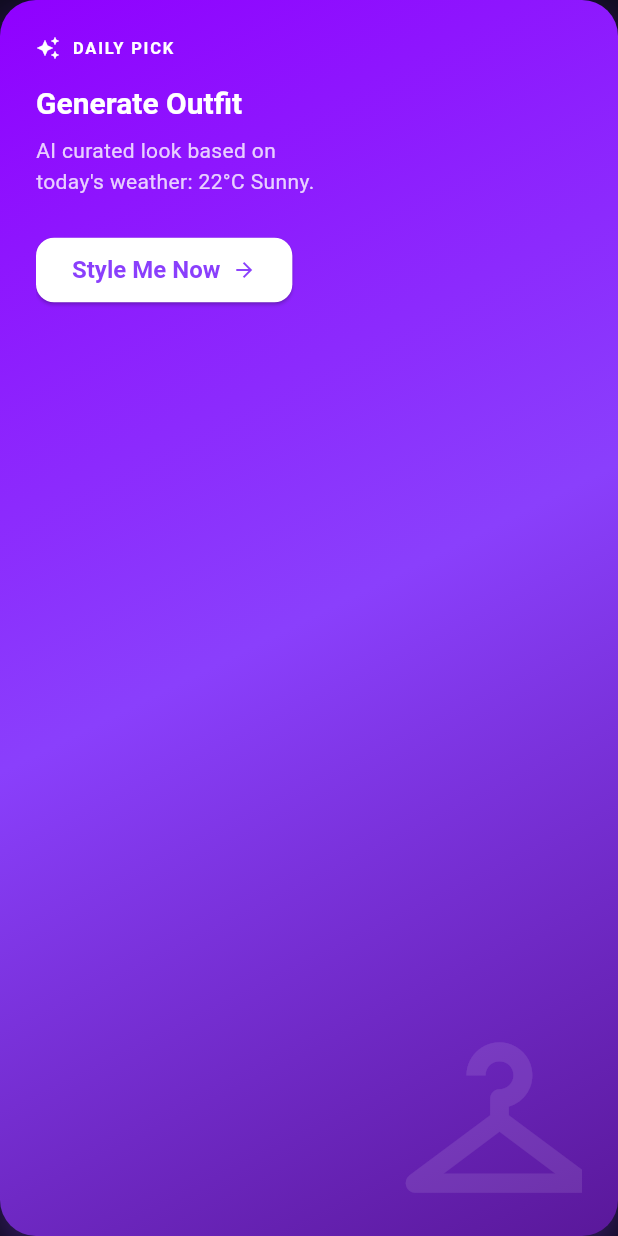
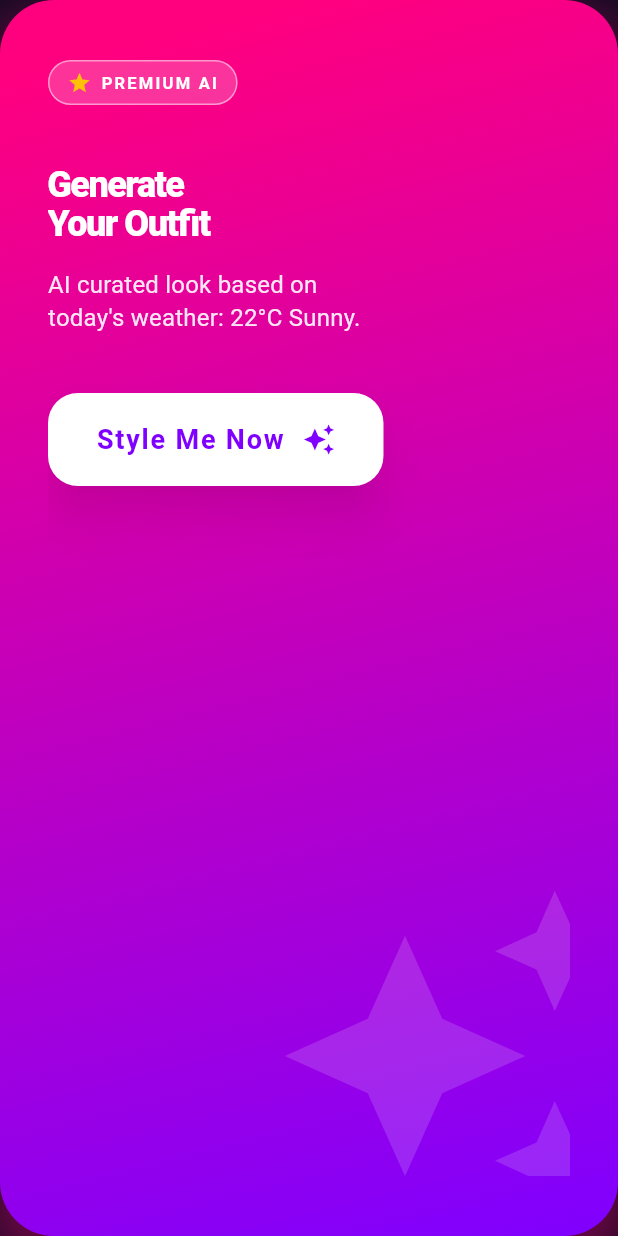
Before and after one commit to Abdomo16/ai-outfit-stylist, a Flutter app: the GenerateOutfitCard widget shown alone on an empty page, opened directly, on a phone screen of 412 x 824 dp. Run offline on Flutter 3.47's test engine with Material 3 defaults, Android fonts, the phone set to English and light mode, and no system bars; our stand-ins replace equatable, flutter_bloc, supabase_flutter; accounts and stored records are empty; network calls fail.

```diff
--- a/lib/features/home/screens/home_dashboard_screen.dart
+++ b/lib/features/home/screens/home_dashboard_screen.dart
@@ -16,9 +16,9 @@ class HomeDashboardScreen extends StatelessWidget {
           child: Column(
             crossAxisAlignment: CrossAxisAlignment.start,
             children: const [
+              GenerateOutfitCard(),
+              SizedBox(height: 40.0),
               HomeHeader(),
-              SizedBox(height: 32.0),
-              GenerateOutfitCard(),
               SizedBox(height: 32.0),
               QuickActionsSection(),
               SizedBox(height: 32.0),
--- a/lib/features/home/widgets/generate_outfit_card.dart
+++ b/lib/features/home/widgets/generate_outfit_card.dart
@@ -1,5 +1,4 @@
 import 'package:flutter/material.dart';
-import '../../../core/constants/app_colors.dart';
 
 class GenerateOutfitCard extends StatelessWidget {
   const GenerateOutfitCard({super.key});
@@ -9,23 +8,23 @@ class GenerateOutfitCard extends StatelessWidget {
     final theme = Theme.of(context);
     return Container(
       width: double.infinity,
-      padding: const EdgeInsets.all(24.0),
+      padding: const EdgeInsets.symmetric(horizontal: 32.0, vertical: 40.0),
       decoration: BoxDecoration(
         gradient: const LinearGradient(
           colors: [
-            Color(0xFF9000FF), // Lighter purple
-            AppColors.primary, // Primary purple
-            Color(0xFF5A189A), // Darker purple
+            Color(0xFFFF007F), // Vivid Pink
+            Color(0xFF7F00FF), // Deep Purple
           ],
-          begin: Alignment.topLeft,
+          begin: Alignment.topCenter,
           end: Alignment.bottomRight,
         ),
-        borderRadius: BorderRadius.circular(24.0),
+        borderRadius: BorderRadius.circular(36.0),
         boxShadow: [
           BoxShadow(
-            color: AppColors.primary.withOpacity(0.3),
-            blurRadius: 20,
-            offset: const Offset(0, 10),
+            color: const Color(0xFFFF007F).withOpacity(0.4),
+            blurRadius: 32,
+            spreadRadius: 8,
+            offset: const Offset(0, 16),
           ),
         ],
       ),
@@ -33,12 +32,12 @@ class GenerateOutfitCard extends StatelessWidget {
         children: [
           // Background Icon
           Positioned(
-            right: -20,
-            bottom: -20,
+            right: -40,
+            bottom: -40,
             child: Icon(
-              Icons.checkroom,
-              size: 150,
-              color: Colors.white.withOpacity(0.1),
+              Icons.auto_awesome,
+              size: 240,
+              color: Colors.white.withOpacity(0.15),
             ),
           ),
           Column(
@@ -46,46 +45,65 @@ class GenerateOutfitCard extends StatelessWidget {
             children: [
               Row(
                 children: [
-                  const Icon(Icons.auto_awesome, color: Colors.white, size: 16),
-                  const SizedBox(width: 8),
-                  Text(
-                    'DAILY PICK',
-                    style: theme.textTheme.labelSmall?.copyWith(
-                      color: Colors.white,
-                      letterSpacing: 1.2,
-                      fontWeight: FontWeight.bold,
+                  Container(
+                    padding: const EdgeInsets.symmetric(horizontal: 12, vertical: 6),
+                    decoration: BoxDecoration(
+                      color: Colors.white.withOpacity(0.2),
+                      borderRadius: BorderRadius.circular(20),
+                      border: Border.all(color: Colors.white.withOpacity(0.5)),
+                    ),
+                    child: Row(
+                      mainAxisSize: MainAxisSize.min,
+                      children: [
+                        const Icon(Icons.star, color: Colors.amber, size: 16),
+                        const SizedBox(width: 6),
+                        Text(
+                          'PREMIUM AI',
+                          style: theme.textTheme.labelSmall?.copyWith(
+                            color: Colors.white,
+                            letterSpacing: 1.5,
+                            fontWeight: FontWeight.bold,
+                          ),
+                        ),
+                      ],
                     ),
                   ),
                 ],
               ),
               const SizedBox(height: 16),
+              const SizedBox(height: 24),
               Text(
-                'Generate Outfit',
-                style: theme.textTheme.headlineMedium?.copyWith(
+                'Generate\nYour Outfit',
+                style: theme.textTheme.displaySmall?.copyWith(
                   color: Colors.white,
-                  fontWeight: FontWeight.bold,
+                  fontWeight: FontWeight.w900,
+                  height: 1.1,
+                  letterSpacing: -1.0,
                 ),
               ),
-              const SizedBox(height: 8),
+              const SizedBox(height: 16),
               Text(
                 'AI curated look based on\ntoday\'s weather: 22°C Sunny.',
-                style: theme.textTheme.bodyMedium?.copyWith(
-                  color: Colors.white.withOpacity(0.8),
-                  height: 1.5,
+                style: theme.textTheme.titleMedium?.copyWith(
+                  color: Colors.white.withOpacity(0.9),
+                  height: 1.4,
+                  fontWeight: FontWeight.w400,
                 ),
               ),
-              const SizedBox(height: 24),
+              const SizedBox(height: 40),
               ElevatedButton(
                 onPressed: () {},
                 style: ElevatedButton.styleFrom(
                   backgroundColor: Colors.white,
-                  foregroundColor: AppColors.primary,
+                  foregroundColor: const Color(0xFF7F00FF),
                   padding: const EdgeInsets.symmetric(
-                    horizontal: 24,
-                    vertical: 12,
+                    horizontal: 32,
+                    vertical: 20,
                   ),
+                  elevation: 12,
+                  shadowColor: Colors.black38,
                   shape: RoundedRectangleBorder(
-                    borderRadius: BorderRadius.circular(12),
+                    borderRadius: BorderRadius.circular(20),
                   ),
                 ),
                 child: const Row(
@@ -93,10 +111,14 @@ class GenerateOutfitCard extends StatelessWidget {
                   children: [
                     Text(
                       'Style Me Now',
-                      style: TextStyle(fontWeight: FontWeight.bold),
+                      style: TextStyle(
+                        fontWeight: FontWeight.bold,
+                        fontSize: 18,
+                        letterSpacing: 1.2,
+                      ),
                     ),
-                    SizedBox(width: 8),
-                    Icon(Icons.arrow_forward, size: 16),
+                    SizedBox(width: 12),
+                    Icon(Icons.auto_awesome, size: 22),
                   ],
                 ),
               ),
```
